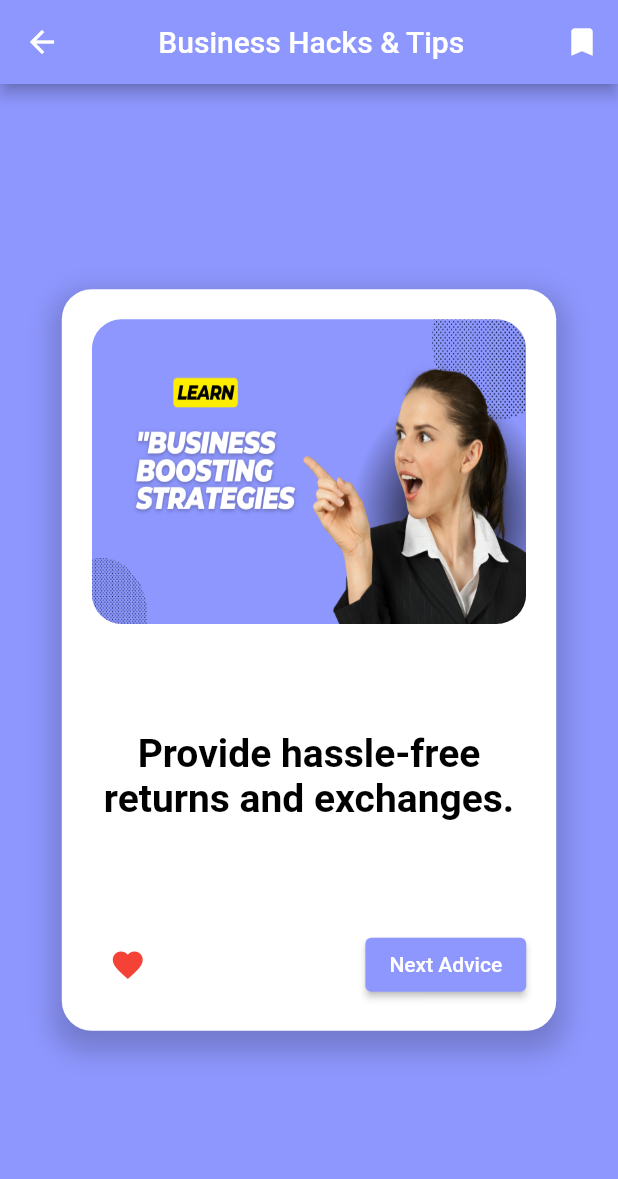
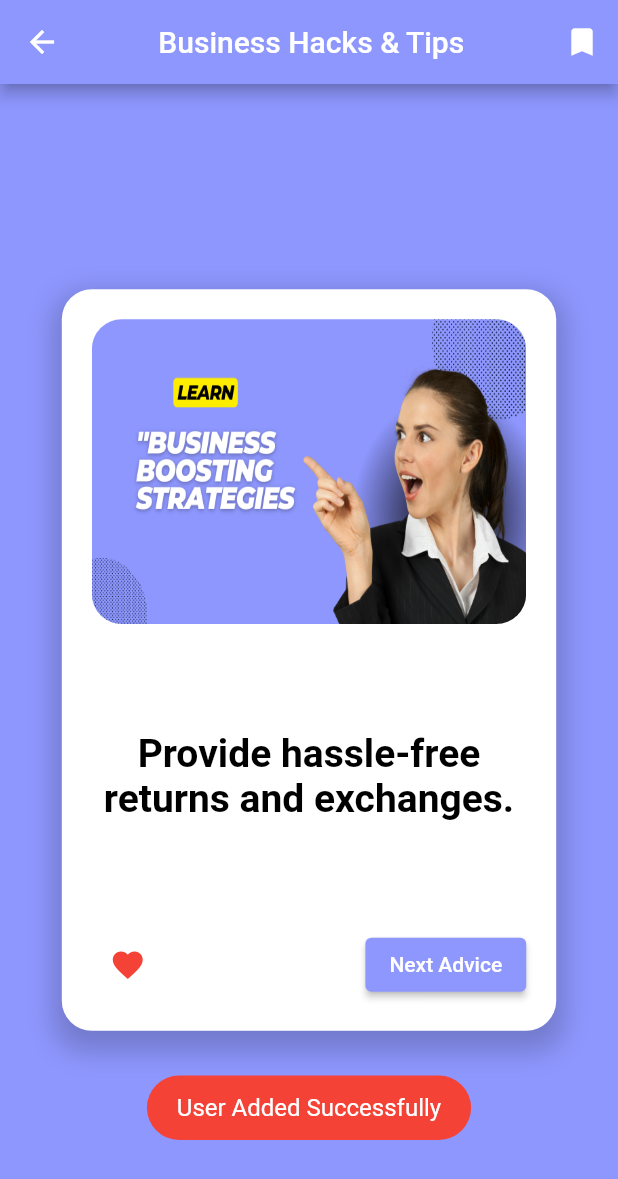
Before and after one commit to ShrutiNigamgit/scrap2art, a Flutter app: the TipsnTricks screen opened directly, after a tap on the "favorite outline" icon, on a phone screen of 412 x 824 dp. Shown: the top 1179 px of the screen. Run offline on Flutter 3.47's test engine with Material 2 defaults, Android fonts, the phone set to English and light mode, and no system bars; our stand-ins replace animated_bottom_navigation_bar, cached_network_image, cloud_firestore, firebase_auth, firebase_core, firebase_storage and 3 more; accounts and stored records are empty.

```diff
--- a/lib/UI/Profile.dart
+++ b/lib/UI/Profile.dart
@@ -1,5 +1,4 @@
 import 'package:firebase_auth/firebase_auth.dart';
-import 'package:flutter/material.dart';
 import 'package:flutter/material.dart';
 
 class ProfilePage extends StatefulWidget {
--- a/lib/UI/Tips.dart
+++ b/lib/UI/Tips.dart
@@ -1,5 +1,8 @@
 import 'dart:math';
+import 'package:cloud_firestore/cloud_firestore.dart';
+import 'package:firebase_auth/firebase_auth.dart';
 import 'package:flutter/material.dart';
+import '../utils.dart';
 import 'constants.dart';
 import 'Liked.dart';
 
@@ -60,7 +63,7 @@ class _TipsnTricksState extends State<TipsnTricks> {
               Navigator.push(
                 context,
                 MaterialPageRoute(
-                  builder: (context) => LikedTips(likedAdvices: likedAdvices),
+                  builder: (context) => LikedTips(),
                 ),
               );
             },
@@ -128,7 +131,11 @@ class _TipsnTricksState extends State<TipsnTricks> {
                         isLiked ? Icons.favorite : Icons.favorite_border,
                         color: isLiked ? Colors.red : Color(0xFFD1D4EF),
                       ),
-                      onPressed: toggleLike,
+                      // onPressed: toggleLike,
+                    onPressed: (){
+                        toggleLike();
+                        saveToCloud(advices[index]);
+                    },
                     ),
                     ElevatedButton(
                       onPressed:() {
@@ -137,7 +144,7 @@ class _TipsnTricksState extends State<TipsnTricks> {
                       },
                       child: Text("Next Advice"),
                       style: ElevatedButton.styleFrom(
-                        primary: Color(0xFF8E97FE),
+                        backgroundColor: Color(0xFF8E97FE),
                       ),
                     ),
                   ],
@@ -149,4 +156,19 @@ class _TipsnTricksState extends State<TipsnTricks> {
       ),
     );
   }
+
+  void saveToCloud(String advice) {
+    final fireStore = FirebaseFirestore.instance.collection('users');
+    String id = FirebaseAuth.instance.currentUser!.uid;
+    // Now we are adding the user data to the firestore database.
+    // String id = value.user!.uid.toString();
+    fireStore.doc(id.toString()).update({
+      "LikedAdvices": FieldValue.arrayUnion([advice]),
+    }, ).then((value) {
+      Utils().toastMessage("User Added Successfully");
+    }).onError((error, stackTrace) {
+      print("Error: ${error.toString()}");
+      Utils().toastMessage("Error: ${error.toString()}");
+    });
+  }
 }
--- a/lib/UI/constants.dart
+++ b/lib/UI/constants.dart
@@ -130,7 +130,6 @@ import 'package:flutter/material.dart';
     "Show how your product solves problems.",
     "Use memories to make people care.",
     "Test where ads work best.",
-
     "Craft a memorable brand slogan.",
     "Use vibrant visuals for product showcases.",
     "Run Instagram live sessions to connect.",
--- a/lib/registrationPages/signUpPage.dart
+++ b/lib/registrationPages/signUpPage.dart
@@ -175,7 +175,7 @@ class _signUpPageState extends State<signUpPage> {
                           "Name": nameController.text.toString(),
                           "Email": emailController.text.toString(),
                           "UserId": id,
-
+                          "LikedAdvices": "no advice liked yet",
                         }).then((value) {
                           print("User Added Successfully");
                           Utils().toastMessage("User Added Successfully");
--- a/lib/registrationPages/welcomePage.dart
+++ b/lib/registrationPages/welcomePage.dart
@@ -22,7 +22,7 @@ class _welcomePageState extends State<welcomePage> {
             crossAxisAlignment: CrossAxisAlignment.center,
             children: <Widget>[
               Text(
-                'Hi Shruti, Welcome',
+                'Hi, Welcome',
                 style: TextStyle(
                   color: Color(0xFFFFECCC),
                   fontSize: 35,
```
Also changed, not shown: lib/UI/Liked.dart (+33 -37 lines).
